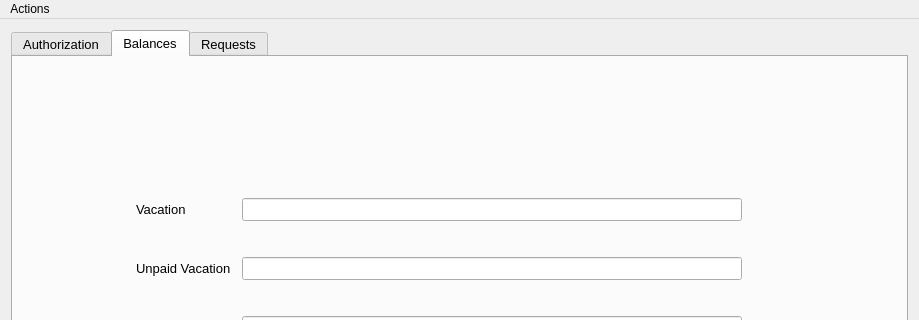
Old version of the form Svoboda_team/mainwindow.ui in the repository Svobodateam/svoboda_team; both pictures show x 0 to 919 and y 0 to 320 of the 919 by 759 pixel window.
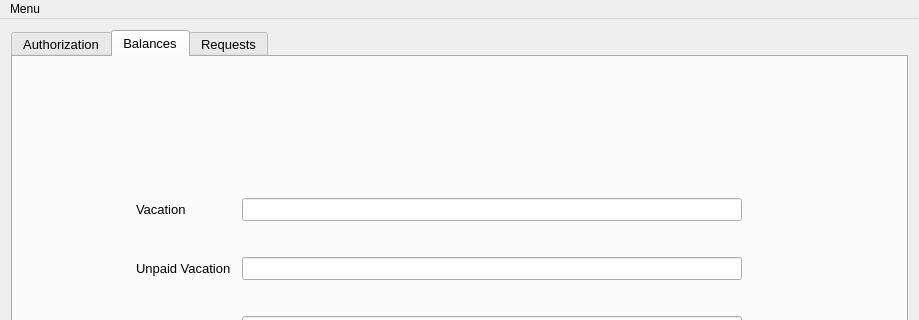
New version of the form. The open tabs and pages were chosen to show the change. Icons and pictures are not drawn.

Commit message: added login and log out menu options

```diff
--- a/Svoboda_team/mainwindow.ui
+++ b/Svoboda_team/mainwindow.ui
@@ -849,7 +849,7 @@
    </property>
    <widget class="QMenu" name="menuActions">
     <property name="title">
-     <string>Actions</string>
+     <string>Menu</string>
     </property>
     <widget class="QMenu" name="menuTheme">
      <property name="title">
```
Left out of the diff: 14 changed lines with no effect on the pictures.
